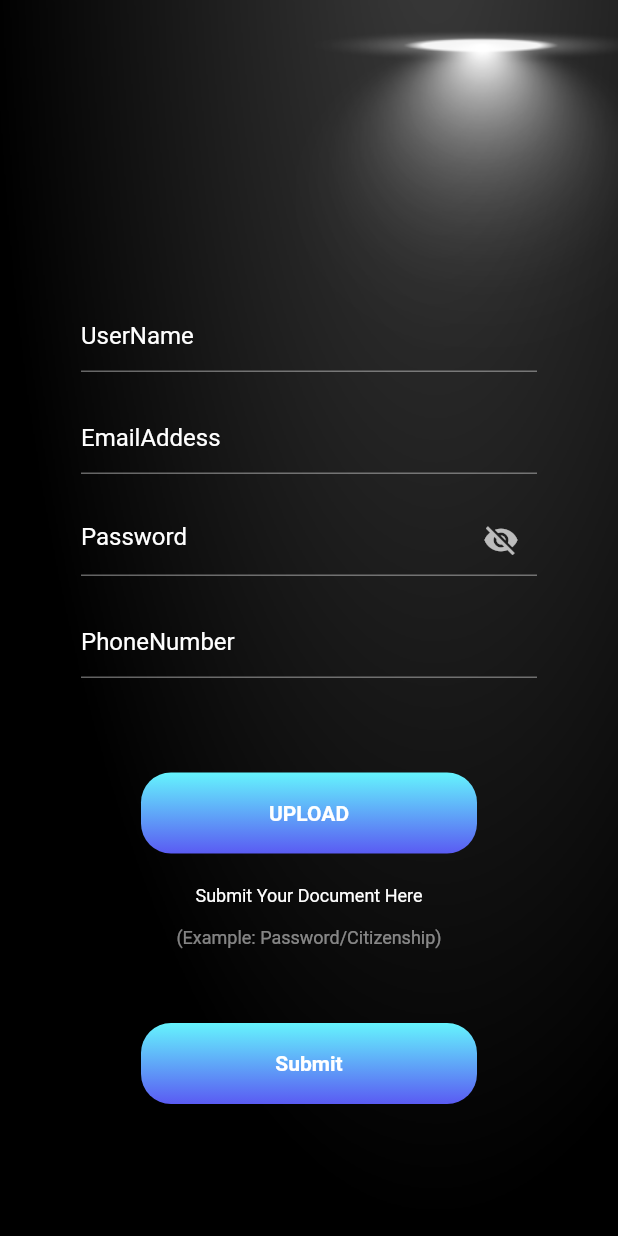
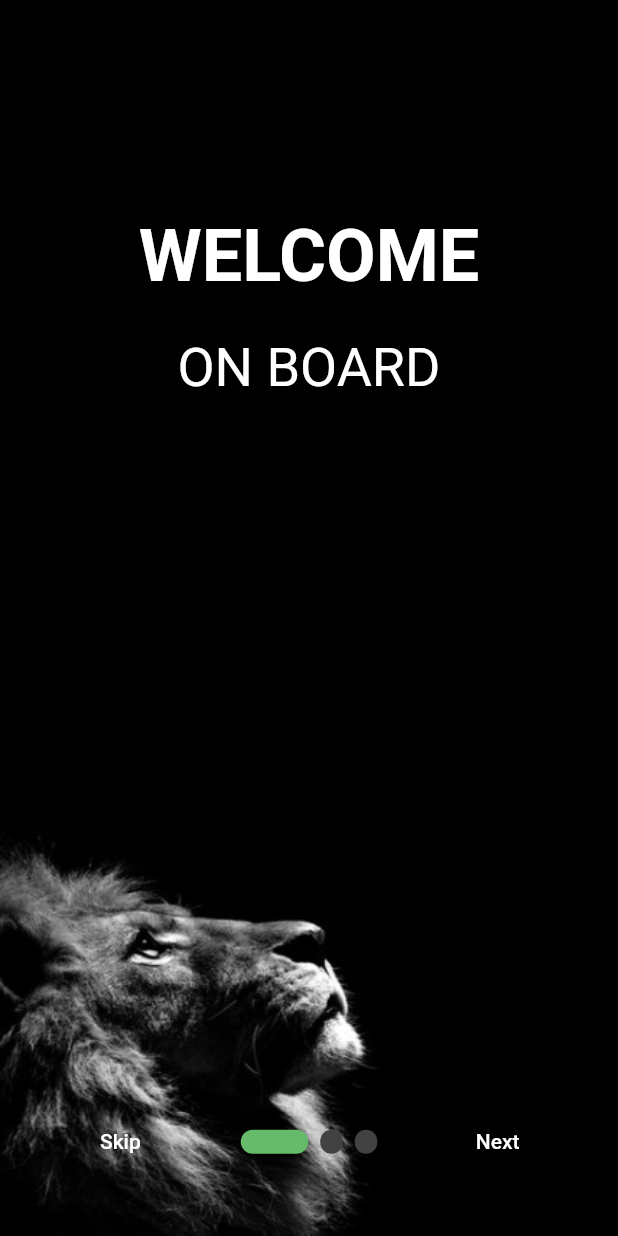
Before and after one commit to arunkc72/freelancerApp, a Flutter app: the screen it shows after launch, on a phone screen of 412 x 824 dp. Run offline on Flutter 3.47's test engine with Material 2 defaults, Android fonts, the light colour scheme and no system bars; drawn by our look-alikes of smooth_page_indicator; our stand-ins replace flutter_slidable, google_fonts, gradient_borders, hexcolor.

Commit message:
onBoardingScreens

```diff
--- a/lib/authn/login_page.dart
+++ b/lib/authn/login_page.dart
@@ -1,6 +1,8 @@
 import 'package:brandbuilder_flutter/components/custom_button.dart';
 import 'package:brandbuilder_flutter/pages/home_page.dart';
 import 'package:flutter/material.dart';
+
+import '../start_page.dart';
 
 class LoginPage extends StatefulWidget {
   const LoginPage({super.key});
@@ -114,7 +116,7 @@ class _LoginPageState extends State<LoginPage> {
                                 Navigator.push(
                                     context,
                                     MaterialPageRoute(
-                                        builder: (context) => HomePage()));
+                                        builder: (context) => StartPage()));
                               }
                             },
                             child: Text(
--- a/lib/main.dart
+++ b/lib/main.dart
@@ -1,5 +1,6 @@
 import 'package:brandbuilder_flutter/authn/login_page.dart';
 import 'package:brandbuilder_flutter/authn/signup.dart';
+import 'package:brandbuilder_flutter/onBoardingScreens/onBoardingController.dart';
 import 'package:brandbuilder_flutter/onBoardingScreens/onBoardingMain.dart';
 import 'package:brandbuilder_flutter/pages/home_page.dart';
 import 'package:flutter/material.dart';
@@ -20,7 +21,7 @@ class MyApp extends StatelessWidget {
       debugShowCheckedModeBanner: false,
       theme: MyTheme.darktheme,
       initialRoute: '/home',
-      routes: {'/home': (context) => const SignUpPage()},
+      routes: {'/home': (context) => const OnBoardingController()},
     );
   }
 }
--- /dev/null
+++ b/lib/onBoardingScreens/onBoarding1st.dart
@@ -0,0 +1,45 @@
+import 'package:brandbuilder_flutter/components/custom_button.dart';
+import 'package:flutter/material.dart';
+
+class OnBoarding1st extends StatefulWidget {
+  const OnBoarding1st({super.key});
+
+  @override
+  State<OnBoarding1st> createState() => _OnBoarding1stState();
+}
+
+class _OnBoarding1stState extends State<OnBoarding1st> {
+  @override
+  Widget build(BuildContext context) {
+    return Scaffold(
+      body: SafeArea(
+          child: Container(
+              height: double.infinity,
+              width: double.infinity,
+              decoration: BoxDecoration(
+                  image: DecorationImage(
+                      image: AssetImage('assets/images/onboarding_screen.png'),
+                      fit: BoxFit.fill)),
+              child: Column(
+                // mainAxisAlignment: MainAxisAlignment.center,
+                // crossAxisAlignment: CrossAxisAlignment.center,
+                children: [
+                  SizedBox(
+                    height: 142,
+                  ),
+                  Text('WELCOME',
+                      textAlign: TextAlign.center,
+                      style:
+                          TextStyle(fontSize: 48, fontWeight: FontWeight.w600)),
+                  SizedBox(
+                    height: 26,
+                  ),
+                  Text('ON BOARD',
+                      textAlign: TextAlign.center,
+                      style:
+                          TextStyle(fontSize: 36, fontWeight: FontWeight.w400)),
+                ],
+              ))),
+    );
+  }
+}
--- /dev/null
+++ b/lib/onBoardingScreens/onBoardingController.dart
@@ -0,0 +1,80 @@
+import 'package:brandbuilder_flutter/onBoardingScreens/onBoardingMain.dart';
+import 'package:brandbuilder_flutter/pages/home_page.dart';
+import 'package:flutter/material.dart';
+import 'package:smooth_page_indicator/smooth_page_indicator.dart';
+
+import 'onBoarding1st.dart';
+import 'onBoarding2nd.dart';
+
+class OnBoardingController extends StatefulWidget {
+  const OnBoardingController({super.key});
+
+  @override
+  State<OnBoardingController> createState() => _OnBoardingControllerState();
+}
+
+class _OnBoardingControllerState extends State<OnBoardingController> {
+  final _pageController = PageController();
+  bool lastPage = false;
+  @override
+  Widget build(BuildContext context) {
+    return Scaffold(
+      body: SafeArea(
+          child: Stack(
+        children: [
+          PageView(
+            onPageChanged: (value) {
+              setState(() {
+                lastPage = (value == 2);
+              });
+            },
+            controller: _pageController,
+            children: [OnBoarding1st(), onBoarding2nd(), OnBoradingMainPage()],
+          ),
+          Container(
+            alignment: Alignment(0, 0.90),
+            child: Row(
+              mainAxisAlignment: MainAxisAlignment.spaceEvenly,
+              children: [
+                TextButton(
+                    onPressed: () {
+                      _pageController.jumpToPage(2);
+                    },
+                    child: Text(
+                      'Skip',
+                      style: TextStyle(color: Colors.white),
+                    )),
+                SmoothPageIndicator(
+                  controller: _pageController,
+                  count: 3,
+                  effect: ExpandingDotsEffect(
+                      dotColor: Colors.grey.shade800,
+                      dotWidth: 15,
+                      activeDotColor: Colors.green.shade400),
+                ),
+                lastPage
+                    ? TextButton(
+                        onPressed: () {
+                          Navigator.push(
+                              context,
+                              MaterialPageRoute(
+                                  builder: (context) => HomePage()));
+                        },
+                        child:
+                            Text('Done', style: TextStyle(color: Colors.white)))
+                    : TextButton(
+                        onPressed: () {
+                          _pageController.nextPage(
+                              duration: Duration(microseconds: 500),
+                              curve: Curves.bounceIn);
+                        },
+                        child:
+                            Text('Next', style: TextStyle(color: Colors.white)))
+              ],
+            ),
+          ),
+        ],
+      )),
+    );
+  }
+}
--- a/lib/onBoardingScreens/onBoardingMain.dart
+++ b/lib/onBoardingScreens/onBoardingMain.dart
@@ -82,7 +82,6 @@ class _OnBoradingMainPageState extends State<OnBoradingMainPage> {
                             style: TextStyle(
                               fontWeight: FontWeight.w400,
                               fontSize: 18,
-                              decoration: TextDecoration.underline,
                             ),
                           ),
                         ]),
--- a/lib/pages/main_company_page.dart
+++ b/lib/pages/main_company_page.dart
@@ -1,6 +1,7 @@
 import 'package:brandbuilder_flutter/pages/company_page.dart';
 import 'package:brandbuilder_flutter/pages/home_page.dart';
 import 'package:brandbuilder_flutter/pages/ui_uxpage.dart';
+import 'package:brandbuilder_flutter/start_page.dart';
 import 'package:flutter/material.dart';
 
 import '../utils/homepage_verticalTile.dart';
@@ -50,7 +51,7 @@ class _MainCompanyPageState extends State<MainCompanyPage> {
                           onPressed: () => Navigator.push(
                               context,
                               MaterialPageRoute(
-                                builder: (context) => HomePage(),
+                                builder: (context) => StartPage(),
                               )),
                           icon: Icon(
                             Icons.arrow_back,
--- a/pubspec.yaml
+++ b/pubspec.yaml
@@ -40,6 +40,7 @@ dependencies:
   google_fonts: ^4.0.4
   hexcolor: ^3.0.1
   flutter_slidable: ^3.0.0
+  smooth_page_indicator: ^1.1.0
 
 dev_dependencies:
   flutter_test:
```
Also changed, not shown: lib/onBoardingScreens/onBoarding2nd.dart (added, +53 -0 lines), pubspec.lock.
